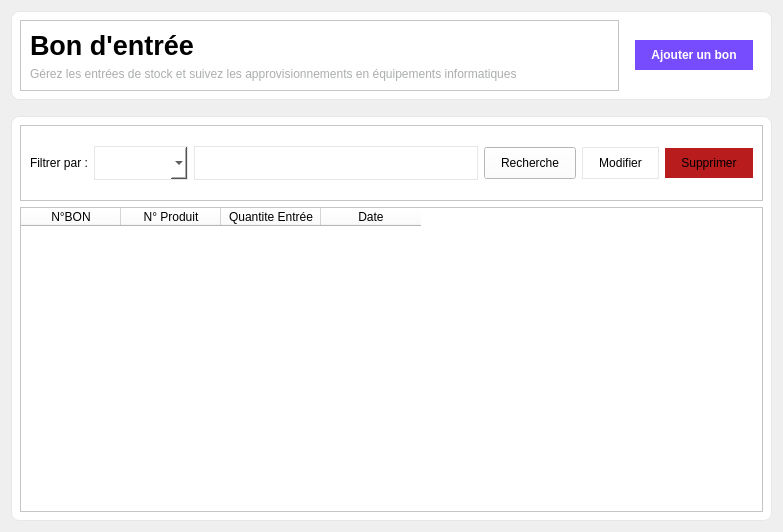
Old version of the form interface/entry_widget.ui in the repository miranto-andria/stock-it.
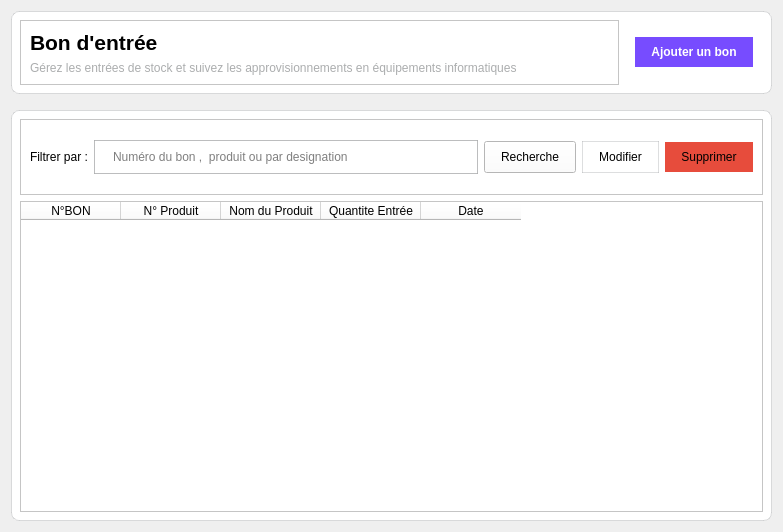
New version of the form. Icons and pictures are not drawn.

```diff
--- a/interface/entry_widget.ui
+++ b/interface/entry_widget.ui
@@ -17,7 +17,7 @@
    <string notr="true">
 #middle{
 border-radius : 8px;
-border : 1px solid #e5e7eb; 
+border : 1px solid rgba(171, 173, 174, 40%); 
 background-color : #fff;
 }
 #description{
@@ -28,7 +28,7 @@
 background-color : #fff;
 border-radius : 8px;
 padding : 50px;
-border : 1px solid #e5e7eb;
+border : 1px solid rgba(171, 173, 174, 40%);
 
 }
  #pageName , #add {
@@ -82,7 +82,7 @@
            </property>
            <property name="font">
             <font>
-             <pointsize>20</pointsize>
+             <pointsize>16</pointsize>
              <bold>true</bold>
             </font>
            </property>
@@ -181,18 +181,14 @@
            </property>
           </widget>
          </item>
-         <item>
-          <widget class="QComboBox" name="searchChoice">
-           <property name="styleSheet">
-            <string notr="true">border : 1px solid #e5e7eb;</string>
-           </property>
-          </widget>
-         </item>
          <item>
           <widget class="QLineEdit" name="searchInput">
            <property name="styleSheet">
             <string notr="true">padding : 8px 16px;
-border : 1px solid #e5e7eb; background-color : #fff;</string>
+border : 1px solid rgba(171, 173, 174, 80%); background-color : #fff;</string>
+           </property>
+           <property name="placeholderText">
+            <string>Numéro du bon ,  produit ou par designation</string>
            </property>
           </widget>
          </item>
@@ -218,7 +214,7 @@
          <item>
           <widget class="QPushButton" name="btnEdit">
            <property name="styleSheet">
-            <string notr="true">border : 1px solid #e5e7eb;</string>
+            <string notr="true">border : 1px solid rgba(171, 173, 174, 40%);</string>
            </property>
            <property name="text">
             <string>Modifier</string>
@@ -237,7 +233,7 @@
          <item>
           <widget class="QPushButton" name="btnDelete">
            <property name="styleSheet">
-            <string notr="true">background :#b91c1c;
+            <string notr="true">background :#e74c3c;
 border : none
 </string>
            </property>
@@ -282,6 +278,12 @@
           <string>N° Produit</string>
          </property>
         </column>
+        <column>
+         <property name="text">
+          <string>Nom du Produit</string>
+  
+         </property>
+        </column>
         <column>
          <property name="text">
           <string>Quantite Entrée</string>
```
